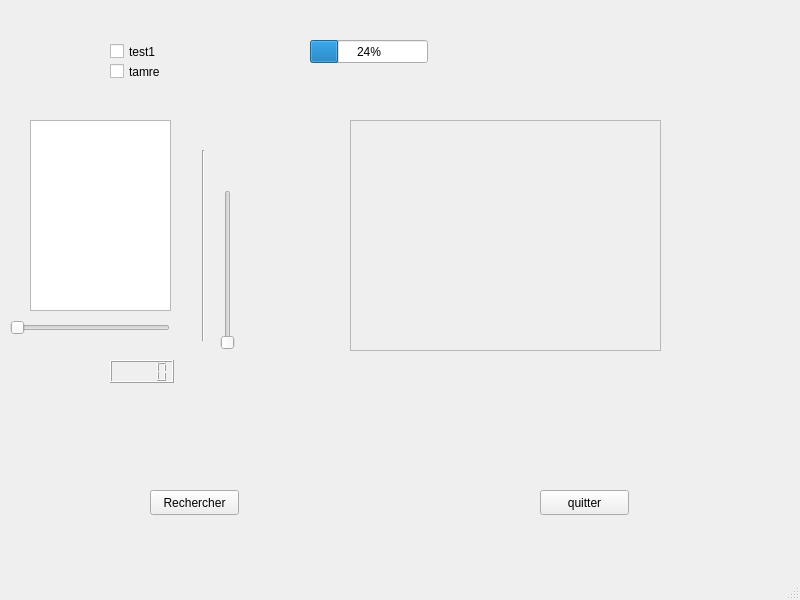
This is interface_qt/test_qtcreato_pyqt.ui in errikosmes/Bras_KP1 as Qt 5 draws it before an edit. The edited form follows.
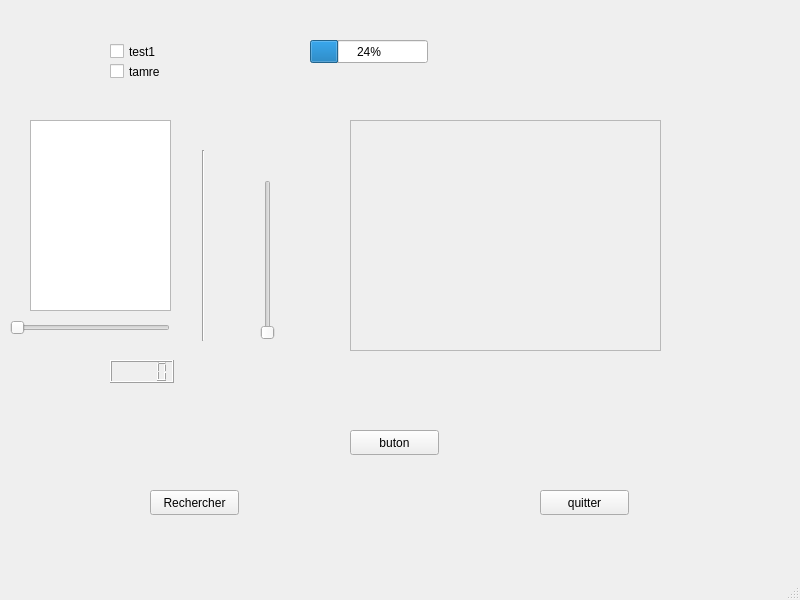
This is the edited form.

What changed in the file:
```diff
--- a/interface_qt/test_qtcreato_pyqt.ui
+++ b/interface_qt/test_qtcreato_pyqt.ui
@@ -137,8 +137,8 @@
    <widget class="QSlider" name="verticalSlider">
     <property name="geometry">
      <rect>
-      <x>220</x>
-      <y>190</y>
+      <x>260</x>
+      <y>180</y>
       <width>16</width>
       <height>160</height>
      </rect>
@@ -163,6 +163,19 @@
      <enum>QFrame::Raised</enum>
     </property>
    </widget>
+   <widget class="QPushButton" name="pushButton_3">
+    <property name="geometry">
+     <rect>
+      <x>350</x>
+      <y>430</y>
+      <width>89</width>
+      <height>25</height>
+     </rect>
+    </property>
+    <property name="text">
+     <string>buton</string>
+    </property>
+   </widget>
   </widget>
   <widget class="QMenuBar" name="menubar">
    <property name="geometry">
```
